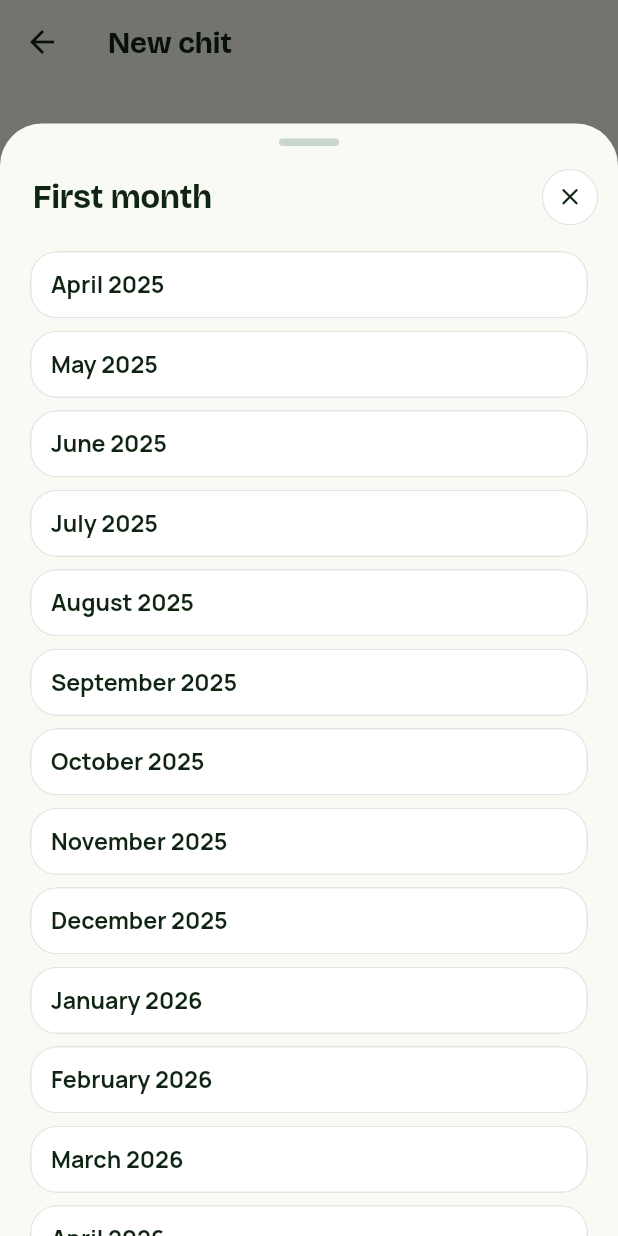
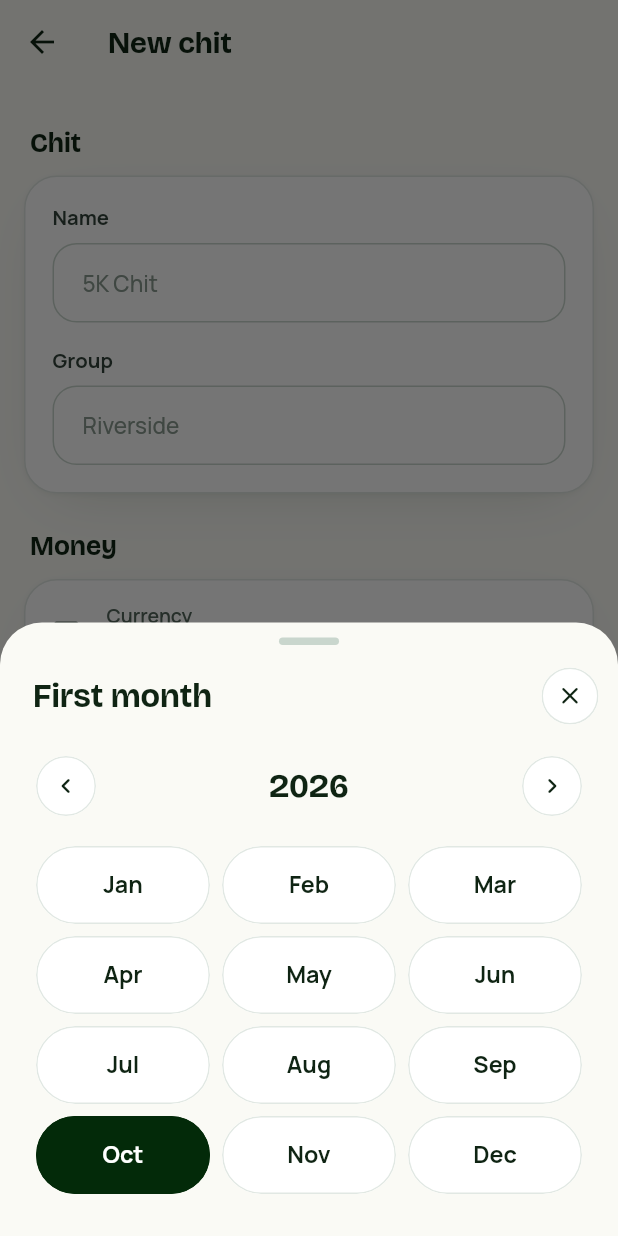
Before and after one commit to NAVICORP/kuree, a Flutter app: the KuriEditorScreen screen opened directly, after a tap on "First month", on a phone screen of 412 x 824 dp. Run offline on Flutter 3.47's test engine with Material 3 defaults, Android fonts, the phone set to English and light mode, and no system bars; our stand-ins replace audioplayers, share_plus, shared_preferences, wakelock_plus; missing offline and left inert: flutter_quick_video_encoder, gal; accounts and stored records are empty; network calls fail; project files that could hold a hidden picture were left out.

Commit message:
First month on a calendar, and the language at the end of its row
The first month is picked from a calendar of months: a year of twelve to
tap, with arrows to the years either side (five years back to two ahead),
this month marked and the chosen one filled. It replaces the long list.

Account: the language (English) now sits at the end of its row next to the
arrow, like the other rows, instead of in the middle. [ios]

Co-Authored-By: Claude Opus 5.5 <noreply@anthropic.com>
Claude-Session: https://claude.ai/code/session_01Sb4k224acfZHz9i2Z4zLUu

```diff
--- a/app/lib/l10n/app_ar.arb
+++ b/app/lib/l10n/app_ar.arb
@@ -174,6 +174,8 @@
   "undo": "تراجع",
   "prevMonth": "الشهر السابق",
   "nextMonth": "الشهر التالي",
+  "prevYear": "السنة السابقة",
+  "nextYear": "السنة التالية",
   "monthNLabel": "الشهر {n}، {label}",
   "collectedOf": "تم تحصيله من {pot}",
   "collectedOfFines": "تم تحصيله من {pot}، إضافة إلى غرامات {fines}",
--- a/app/lib/l10n/app_en.arb
+++ b/app/lib/l10n/app_en.arb
@@ -340,6 +340,8 @@
   "undo": "Undo",
   "prevMonth": "Previous month",
   "nextMonth": "Next month",
+  "prevYear": "Previous year",
+  "nextYear": "Next year",
   "monthNLabel": "Month {n}, {label}",
   "@monthNLabel": {
     "placeholders": {
--- a/app/lib/l10n/app_hi.arb
+++ b/app/lib/l10n/app_hi.arb
@@ -174,6 +174,8 @@
   "undo": "पहले जैसा करें",
   "prevMonth": "पिछला महीना",
   "nextMonth": "अगला महीना",
+  "prevYear": "पिछला साल",
+  "nextYear": "अगला साल",
   "monthNLabel": "महीना {n}, {label}",
   "collectedOf": "{pot} में से जमा",
   "collectedOfFines": "{pot} में से जमा, साथ में {fines} जुर्माना",
--- a/app/lib/l10n/app_kn.arb
+++ b/app/lib/l10n/app_kn.arb
@@ -174,6 +174,8 @@
   "undo": "ರದ್ದುಗೊಳಿಸಿ",
   "prevMonth": "ಹಿಂದಿನ ತಿಂಗಳು",
   "nextMonth": "ಮುಂದಿನ ತಿಂಗಳು",
+  "prevYear": "ಹಿಂದಿನ ವರ್ಷ",
+  "nextYear": "ಮುಂದಿನ ವರ್ಷ",
   "monthNLabel": "ತಿಂಗಳು {n}, {label}",
   "collectedOf": "{pot} ರಲ್ಲಿ ಸಂಗ್ರಹವಾಗಿದೆ",
   "collectedOfFines": "{pot} ರಲ್ಲಿ ಸಂಗ್ರಹವಾಗಿದೆ, ಜೊತೆಗೆ {fines} ದಂಡ",
--- a/app/lib/l10n/app_ml.arb
+++ b/app/lib/l10n/app_ml.arb
@@ -174,6 +174,8 @@
   "undo": "പഴയപടിയാക്കുക",
   "prevMonth": "മുൻ മാസം",
   "nextMonth": "അടുത്ത മാസം",
+  "prevYear": "മുൻ വർഷം",
+  "nextYear": "അടുത്ത വർഷം",
   "monthNLabel": "മാസം {n}, {label}",
   "collectedOf": "{pot}-ൽ പിരിഞ്ഞത്",
   "collectedOfFines": "{pot}-ൽ പിരിഞ്ഞത്, കൂടാതെ {fines} പിഴ",
--- a/app/lib/l10n/app_ta.arb
+++ b/app/lib/l10n/app_ta.arb
@@ -174,6 +174,8 @@
   "undo": "செயல்தவிர்",
   "prevMonth": "முந்தைய மாதம்",
   "nextMonth": "அடுத்த மாதம்",
+  "prevYear": "முந்தைய ஆண்டு",
+  "nextYear": "அடுத்த ஆண்டு",
   "monthNLabel": "மாதம் {n}, {label}",
   "collectedOf": "{pot} இல் வசூலானது",
   "collectedOfFines": "{pot} இல் வசூலானது, கூடுதலாக {fines} அபராதம்",
--- a/app/lib/l10n/strings.dart
+++ b/app/lib/l10n/strings.dart
@@ -415,6 +415,12 @@ class S {
 
   /// Next month
   String get nextMonth => _get('nextMonth');
+
+  /// Previous year
+  String get prevYear => _get('prevYear');
+
+  /// Next year
+  String get nextYear => _get('nextYear');
 
   /// Month {n}, {label}
   String monthNLabel(Object n, Object label) => _fill('monthNLabel', {'n': n, 'label': label});
@@ -1386,6 +1392,8 @@ const Map<String, String> _en = {
   'undo': 'Undo',
   'prevMonth': 'Previous month',
   'nextMonth': 'Next month',
+  'prevYear': 'Previous year',
+  'nextYear': 'Next year',
   'monthNLabel': 'Month {n}, {label}',
   'collectedOf': 'of {pot} collected',
   'collectedOfFines': 'of {pot} collected, plus {fines} in fines',
@@ -1822,6 +1830,8 @@ const Map<String, String> _ar = {
   'undo': 'تراجع',
   'prevMonth': 'الشهر السابق',
   'nextMonth': 'الشهر التالي',
+  'prevYear': 'السنة السابقة',
+  'nextYear': 'السنة التالية',
   'monthNLabel': 'الشهر {n}، {label}',
   'collectedOf': 'تم تحصيله من {pot}',
   'collectedOfFines': 'تم تحصيله من {pot}، إضافة إلى غرامات {fines}',
@@ -2258,6 +2268,8 @@ const Map<String, String> _ml = {
   'undo': 'പഴയപടിയാക്കുക',
   'prevMonth': 'മുൻ മാസം',
   'nextMonth': 'അടുത്ത മാസം',
+  'prevYear': 'മുൻ വർഷം',
+  'nextYear': 'അടുത്ത വർഷം',
   'monthNLabel': 'മാസം {n}, {label}',
   'collectedOf': '{pot}-ൽ പിരിഞ്ഞത്',
   'collectedOfFines': '{pot}-ൽ പിരിഞ്ഞത്, കൂടാതെ {fines} പിഴ',
@@ -2694,6 +2706,8 @@ const Map<String, String> _ta = {
   'undo': 'செயல்தவிர்',
   'prevMonth': 'முந்தைய மாதம்',
   'nextMonth': 'அடுத்த மாதம்',
+  'prevYear': 'முந்தைய ஆண்டு',
+  'nextYear': 'அடுத்த ஆண்டு',
   'monthNLabel': 'மாதம் {n}, {label}',
   'collectedOf': '{pot} இல் வசூலானது',
   'collectedOfFines': '{pot} இல் வசூலானது, கூடுதலாக {fines} அபராதம்',
@@ -3130,6 +3144,8 @@ const Map<String, String> _kn = {
   'undo': 'ರದ್ದುಗೊಳಿಸಿ',
   'prevMonth': 'ಹಿಂದಿನ ತಿಂಗಳು',
   'nextMonth': 'ಮುಂದಿನ ತಿಂಗಳು',
+  'prevYear': 'ಹಿಂದಿನ ವರ್ಷ',
+  'nextYear': 'ಮುಂದಿನ ವರ್ಷ',
   'monthNLabel': 'ತಿಂಗಳು {n}, {label}',
   'collectedOf': '{pot} ರಲ್ಲಿ ಸಂಗ್ರಹವಾಗಿದೆ',
   'collectedOfFines': '{pot} ರಲ್ಲಿ ಸಂಗ್ರಹವಾಗಿದೆ, ಜೊತೆಗೆ {fines} ದಂಡ',
@@ -3566,6 +3582,8 @@ const Map<String, String> _hi = {
   'undo': 'पहले जैसा करें',
   'prevMonth': 'पिछला महीना',
   'nextMonth': 'अगला महीना',
+  'prevYear': 'पिछला साल',
+  'nextYear': 'अगला साल',
   'monthNLabel': 'महीना {n}, {label}',
   'collectedOf': '{pot} में से जमा',
   'collectedOfFines': '{pot} में से जमा, साथ में {fines} जुर्माना',
--- a/app/lib/ui/kuri_editor.dart
+++ b/app/lib/ui/kuri_editor.dart
@@ -275,18 +275,20 @@ class _KuriEditorScreenState extends State<KuriEditorScreen> {
     }
   }
 
+  /// The first month, on a calendar of months: five years back (an older
+  /// chit being moved in) to two years ahead.
   Future<void> _pickStart() async {
     final now = DateTime.now();
-    final options = <PickOption<int>>[];
-    for (var i = -18; i <= 12; i++) {
-      final d = DateTime(now.year, now.month + i, 1);
-      options.add(PickOption(d.year * 100 + d.month, '${monthName(d.month)} ${d.year}'));
-    }
-    final picked = await showPicker<int>(context, title: S.of(context).firstMonth, options: options, selected: startYear * 100 + startMonth);
+    final picked = await pickMonth(context,
+        title: S.of(context).firstMonth,
+        year: startYear,
+        month: startMonth,
+        first: DateTime(now.year, now.month - 60),
+        last: DateTime(now.year, now.month + 24));
     if (picked != null) {
       setState(() {
-        startYear = picked.value ~/ 100;
-        startMonth = picked.value % 100;
+        startYear = picked ~/ 100;
+        startMonth = picked % 100;
       });
     }
   }
--- a/app/lib/ui/sheets.dart
+++ b/app/lib/ui/sheets.dart
@@ -248,6 +248,75 @@ Future<String?> askPhone(BuildContext context, String name, String current) {
   );
 }
 
+// ---------------------------------------------------------------- a month, as a calendar
+
+/// A year of months to tap, with arrows to the years either side. Months
+/// before [first] or after [last] can't be picked. Returns year * 100 + month.
+Future<int?> pickMonth(BuildContext context,
+    {required String title, required int year, required int month, required DateTime first, required DateTime last}) {
+  final s = S.of(context);
+  final now = DateTime.now();
+  int key(int y, int m) => y * 100 + m;
+  final lo = key(first.year, first.month), hi = key(last.year, last.month);
+  var shown = year;
+  return showKSheet<int>(
+    context,
+    title: title,
+    builder: (ctx) => StatefulBuilder(builder: (ctx, setState) {
+      Widget cell(int m) {
+        final k = key(shown, m);
+        final on = shown == year && m == month;
+        final today = shown == now.year && m == now.month;
+        final ok = k >= lo && k <= hi;
+        return Expanded(
+          child: Padding(
+            padding: const EdgeInsets.all(Sp.xs),
+            child: Semantics(
+              button: true,
+              selected: on,
+              enabled: ok,
+              label: '${monthName(m)} $shown',
+              child: Opacity(
+                opacity: ok ? 1 : 0.35,
+                child: Material(
+                  color: on ? K.deep : (today ? K.brand100 : K.surface),
+                  shape: StadiumBorder(side: BorderSide(color: on ? K.deep : (today ? K.brand300 : K.border))),
+                  clipBehavior: Clip.antiAlias,
+                  child: InkWell(
+                    onTap: ok ? () => Navigator.of(ctx).pop(k) : null,
+                    child: SizedBox(
+                      height: 52,
+                      child: Center(
+                        child: Padding(
+                          padding: const EdgeInsets.symmetric(horizontal: Sp.sm),
+                          child: FittedBox(
+                            fit: BoxFit.scaleDown,
+                            child: Text(monthShortName(m), maxLines: 1, style: T.bodyStrong.copyWith(color: on ? Colors.white : K.ink)),
+                          ),
+                        ),
+                      ),
+                    ),
+                  ),
+                ),
+              ),
+            ),
+          ),
+        );
+      }
+
+      return Column(crossAxisAlignment: CrossAxisAlignment.stretch, children: [
+        Row(children: [
+          RoundIcon(Icons.chevron_left_rounded, tooltip: s.prevYear, onTap: shown > first.year ? () => setState(() => shown--) : null),
+          Expanded(child: Text('$shown', textAlign: TextAlign.center, style: T.h2.merge(T.tabular))),
+          RoundIcon(Icons.chevron_right_rounded, tooltip: s.nextYear, onTap: shown < last.year ? () => setState(() => shown++) : null),
+        ]),
+        const SizedBox(height: Sp.md),
+        for (var r = 0; r < 4; r++) Row(children: [for (var c = 1; c <= 3; c++) cell(r * 3 + c)]),
+      ]);
+    }),
+  );
+}
+
 // ---------------------------------------------------------------- the late fine
 
 /// The chit's late fine: what each late payment adds to that month's pot.
```
Also changed, not shown: app/lib/ui/account.dart (+9 -2 lines), app/test_screens/screens_test.dart (+9 -0 lines), 1 other file.
